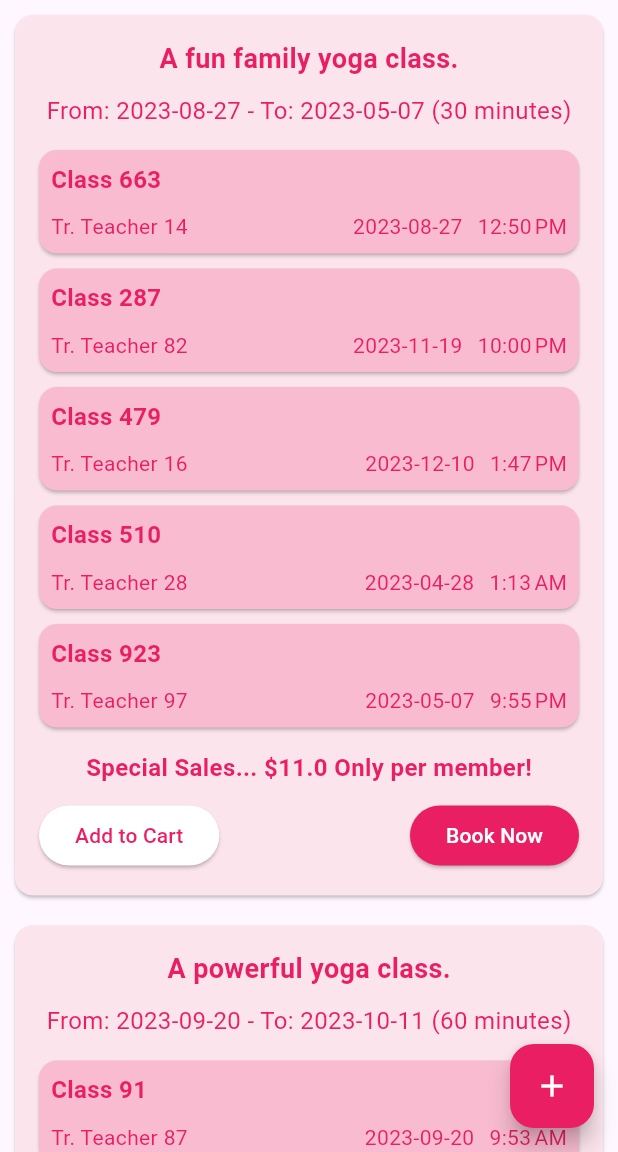
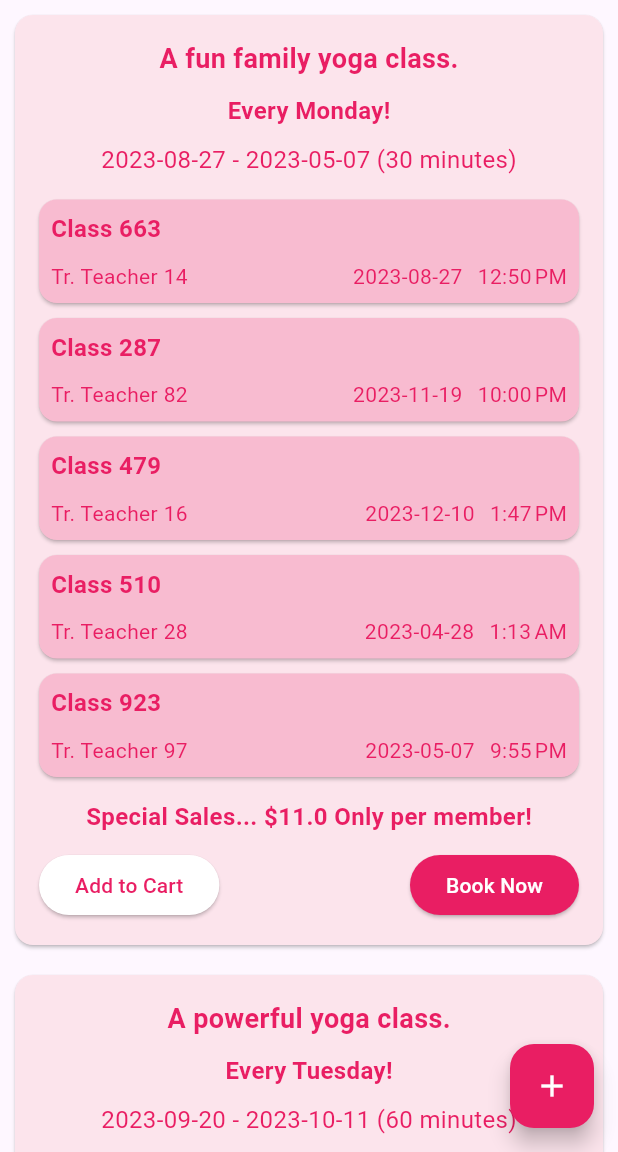
Before and after one commit to oga-tsukimori/universal_yoga_customer_app, a Flutter app: the screen it shows after launch, after a tap on the "add" icon, on a phone screen of 412 x 824 dp, the part 84-1236 px from its top. Run offline on Flutter 3.47's test engine with Material 3 defaults, Android fonts, the phone set to English and light mode, and no system bars; our stand-ins replace cloud_firestore, firebase_core, get; accounts and stored records are empty.

Commit message:
improve course display

```diff
--- a/lib/views/home_view.dart
+++ b/lib/views/home_view.dart
@@ -90,7 +90,16 @@ class CourseCard extends StatelessWidget {
             const SizedBox(height: 10),
             if (courseClasses.isNotEmpty) ...[
               Text(
-                'From: ${courseClasses.first.date.split('T').first} - To: ${courseClasses.last.date.split('T').first} (${course.duration} minutes)',
+                'Every ${course.day}!',
+                style: const TextStyle(
+                  fontSize: 16,
+                  fontWeight: FontWeight.bold,
+                  color: Colors.pink,
+                ),
+              ),
+              const SizedBox(height: 10),
+              Text(
+                '${courseClasses.first.date.split('T').first} - ${courseClasses.last.date.split('T').first} (${course.duration} minutes)',
                 style: const TextStyle(fontSize: 16, color: Colors.pink),
               ),
               const SizedBox(height: 10),
```
